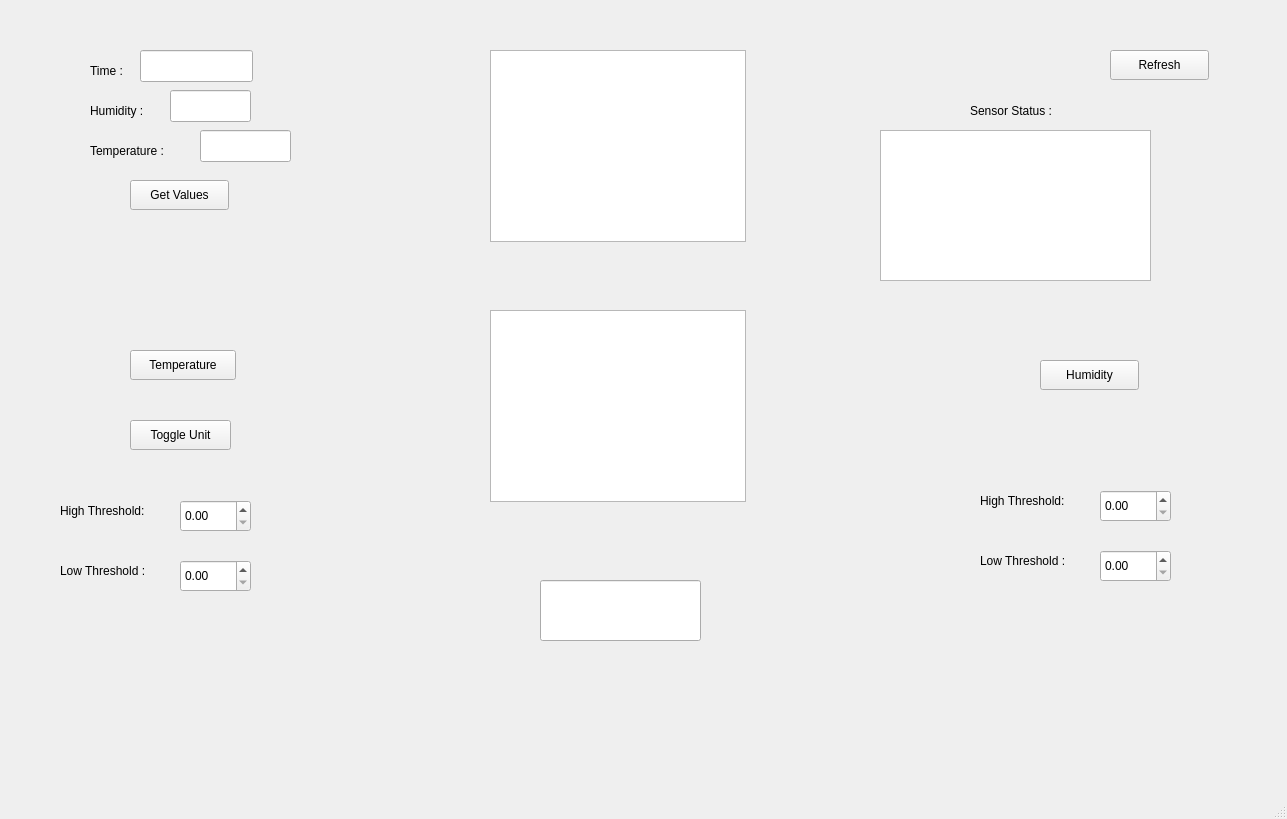
First picture: the form in Project-1/Project1.ui, repository HardikSenjaliya/Embedded_Interfaces_Design, before the edit.
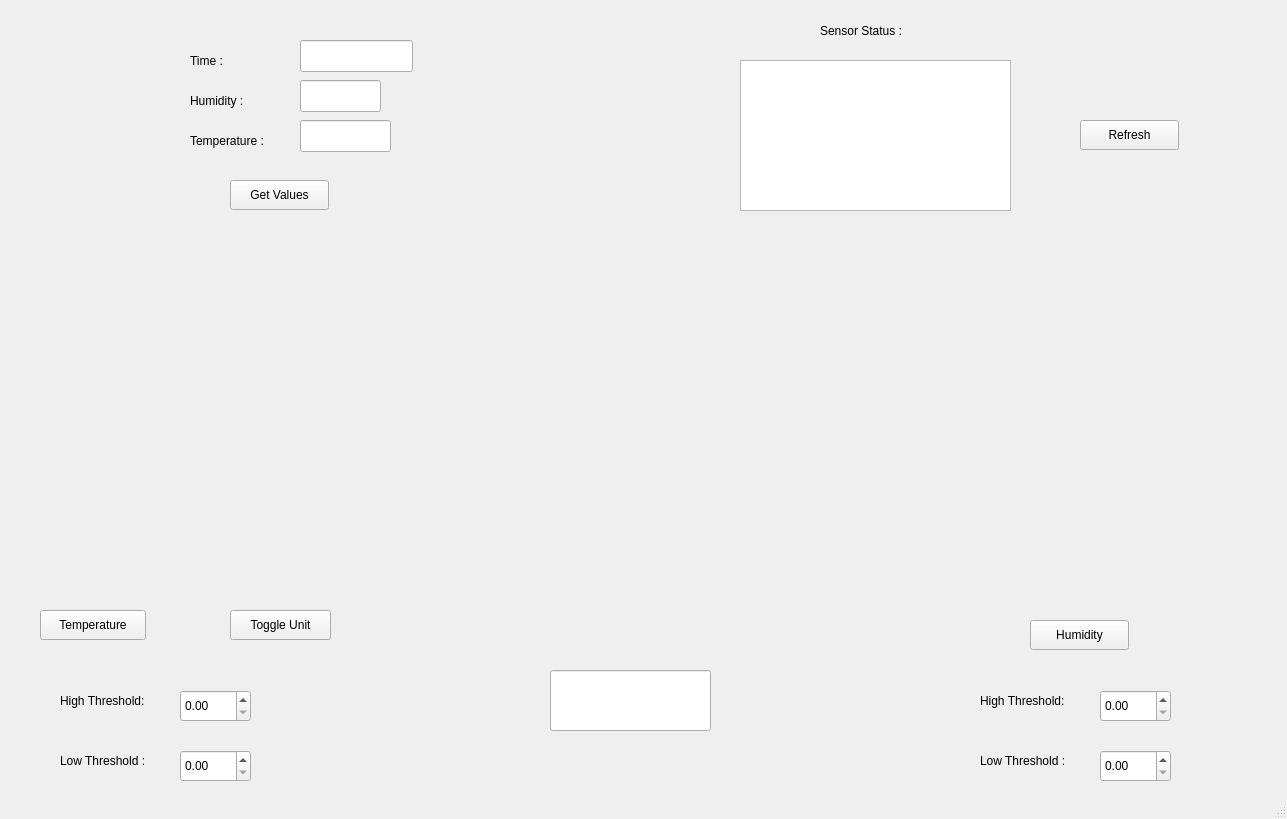
Second picture: the form after the edit. Custom widgets are drawn as their Qt base class.

What changed in the file:
```diff
--- a/Project-1/Project1.ui
+++ b/Project-1/Project1.ui
@@ -23,53 +23,11 @@
    <string notr="true"/>
   </property>
   <widget class="QWidget" name="centralwidget">
-   <widget class="QPushButton" name="getvalb">
-    <property name="geometry">
-     <rect>
-      <x>130</x>
-      <y>180</y>
-      <width>99</width>
-      <height>30</height>
-     </rect>
-    </property>
-    <property name="text">
-     <string>Get Values</string>
-    </property>
-   </widget>
-   <widget class="QLabel" name="Humlabel">
-    <property name="geometry">
-     <rect>
-      <x>90</x>
-      <y>100</y>
-      <width>71</width>
-      <height>22</height>
-     </rect>
-    </property>
-    <property name="text">
-     <string>Humidity : </string>
-    </property>
-    <property name="textFormat">
-     <enum>Qt::AutoText</enum>
-    </property>
-   </widget>
-   <widget class="QLabel" name="templabel">
-    <property name="geometry">
-     <rect>
-      <x>90</x>
-      <y>140</y>
-      <width>101</width>
-      <height>22</height>
-     </rect>
-    </property>
-    <property name="text">
-     <string>Temperature :</string>
-    </property>
-   </widget>
    <widget class="QDoubleSpinBox" name="HTtempscroll">
     <property name="geometry">
      <rect>
       <x>180</x>
-      <y>500</y>
+      <y>690</y>
       <width>71</width>
       <height>32</height>
      </rect>
@@ -83,7 +41,7 @@
     <property name="geometry">
      <rect>
       <x>180</x>
-      <y>560</y>
+      <y>750</y>
       <width>71</width>
       <height>32</height>
      </rect>
@@ -93,7 +51,7 @@
     <property name="geometry">
      <rect>
       <x>60</x>
-      <y>500</y>
+      <y>690</y>
       <width>111</width>
       <height>22</height>
      </rect>
@@ -106,7 +64,7 @@
     <property name="geometry">
      <rect>
       <x>60</x>
-      <y>560</y>
+      <y>750</y>
       <width>111</width>
       <height>22</height>
      </rect>
@@ -119,7 +77,7 @@
     <property name="geometry">
      <rect>
       <x>980</x>
-      <y>550</y>
+      <y>750</y>
       <width>111</width>
       <height>22</height>
      </rect>
@@ -132,7 +90,7 @@
     <property name="geometry">
      <rect>
       <x>1100</x>
-      <y>490</y>
+      <y>690</y>
       <width>71</width>
       <height>32</height>
      </rect>
@@ -142,7 +100,7 @@
     <property name="geometry">
      <rect>
       <x>1100</x>
-      <y>550</y>
+      <y>750</y>
       <width>71</width>
       <height>32</height>
      </rect>
@@ -152,7 +110,7 @@
     <property name="geometry">
      <rect>
       <x>980</x>
-      <y>490</y>
+      <y>690</y>
       <width>111</width>
       <height>22</height>
      </rect>
@@ -164,8 +122,8 @@
    <widget class="QPushButton" name="tempbutton">
     <property name="geometry">
      <rect>
-      <x>130</x>
-      <y>350</y>
+      <x>40</x>
+      <y>610</y>
       <width>106</width>
       <height>30</height>
      </rect>
@@ -177,8 +135,8 @@
    <widget class="QPushButton" name="humbutton">
     <property name="geometry">
      <rect>
-      <x>1040</x>
-      <y>360</y>
+      <x>1030</x>
+      <y>620</y>
       <width>99</width>
       <height>30</height>
      </rect>
@@ -187,31 +145,11 @@
      <string>Humidity</string>
     </property>
    </widget>
-   <widget class="QGraphicsView" name="Temperaturegraph">
-    <property name="geometry">
-     <rect>
-      <x>490</x>
-      <y>50</y>
-      <width>256</width>
-      <height>192</height>
-     </rect>
-    </property>
-   </widget>
-   <widget class="QGraphicsView" name="Humiditygraph">
-    <property name="geometry">
-     <rect>
-      <x>490</x>
-      <y>310</y>
-      <width>256</width>
-      <height>192</height>
-     </rect>
-    </property>
-   </widget>
    <widget class="QPushButton" name="refb">
     <property name="geometry">
      <rect>
-      <x>1110</x>
-      <y>50</y>
+      <x>1080</x>
+      <y>120</y>
       <width>99</width>
       <height>30</height>
      </rect>
@@ -220,64 +158,21 @@
      <string>Refresh</string>
     </property>
    </widget>
-   <widget class="QLineEdit" name="humval">
-    <property name="geometry">
-     <rect>
-      <x>170</x>
-      <y>90</y>
-      <width>81</width>
-      <height>32</height>
-     </rect>
-    </property>
-   </widget>
-   <widget class="QLineEdit" name="tempval">
-    <property name="geometry">
-     <rect>
-      <x>200</x>
-      <y>130</y>
-      <width>91</width>
-      <height>32</height>
-     </rect>
-    </property>
-   </widget>
    <widget class="QLineEdit" name="Alarm">
     <property name="geometry">
      <rect>
-      <x>540</x>
-      <y>580</y>
+      <x>550</x>
+      <y>670</y>
       <width>161</width>
       <height>61</height>
      </rect>
     </property>
    </widget>
-   <widget class="QLineEdit" name="lineEdit">
-    <property name="geometry">
-     <rect>
-      <x>140</x>
-      <y>50</y>
-      <width>113</width>
-      <height>32</height>
-     </rect>
-    </property>
-   </widget>
-   <widget class="QLabel" name="label">
-    <property name="geometry">
-     <rect>
-      <x>90</x>
-      <y>60</y>
-      <width>68</width>
-      <height>22</height>
-     </rect>
-    </property>
-    <property name="text">
-     <string>Time :</string>
-    </property>
-   </widget>
    <widget class="QPushButton" name="ctof">
     <property name="geometry">
      <rect>
-      <x>130</x>
-      <y>420</y>
+      <x>230</x>
+      <y>610</y>
       <width>101</width>
       <height>30</height>
      </rect>
@@ -289,8 +184,8 @@
    <widget class="QPlainTextEdit" name="statusedit">
     <property name="geometry">
      <rect>
-      <x>880</x>
-      <y>130</y>
+      <x>740</x>
+      <y>60</y>
       <width>271</width>
       <height>151</height>
      </rect>
@@ -299,8 +194,8 @@
    <widget class="QLabel" name="statuslabel">
     <property name="geometry">
      <rect>
-      <x>970</x>
-      <y>100</y>
+      <x>820</x>
+      <y>20</y>
       <width>111</width>
       <height>22</height>
      </rect>
@@ -309,9 +204,122 @@
      <string>Sensor Status :</string>
     </property>
    </widget>
+   <widget class="QLineEdit" name="lineEdit">
+    <property name="geometry">
+     <rect>
+      <x>300</x>
+      <y>40</y>
+      <width>113</width>
+      <height>32</height>
+     </rect>
+    </property>
+   </widget>
+   <widget class="QLabel" name="Humlabel">
+    <property name="geometry">
+     <rect>
+      <x>190</x>
+      <y>90</y>
+      <width>71</width>
+      <height>22</height>
+     </rect>
+    </property>
+    <property name="text">
+     <string>Humidity : </string>
+    </property>
+    <property name="textFormat">
+     <enum>Qt::AutoText</enum>
+    </property>
+   </widget>
+   <widget class="QPushButton" name="getvalb">
+    <property name="geometry">
+     <rect>
+      <x>230</x>
+      <y>180</y>
+      <width>99</width>
+      <height>30</height>
+     </rect>
+    </property>
+    <property name="text">
+     <string>Get Values</string>
+    </property>
+   </widget>
+   <widget class="QLabel" name="templabel">
+    <property name="geometry">
+     <rect>
+      <x>190</x>
+      <y>130</y>
+      <width>101</width>
+      <height>22</height>
+     </rect>
+    </property>
+    <property name="text">
+     <string>Temperature :</string>
+    </property>
+   </widget>
+   <widget class="QLineEdit" name="tempval">
+    <property name="geometry">
+     <rect>
+      <x>300</x>
+      <y>120</y>
+      <width>91</width>
+      <height>32</height>
+     </rect>
+    </property>
+   </widget>
+   <widget class="QLineEdit" name="humval">
+    <property name="geometry">
+     <rect>
+      <x>300</x>
+      <y>80</y>
+      <width>81</width>
+      <height>32</height>
+     </rect>
+    </property>
+   </widget>
+   <widget class="QLabel" name="label">
+    <property name="geometry">
+     <rect>
+      <x>190</x>
+      <y>50</y>
+      <width>68</width>
+      <height>22</height>
+     </rect>
+    </property>
+    <property name="text">
+     <string>Time :</string>
+    </property>
+   </widget>
+   <widget class="MplWidget" name="widget" native="true">
+    <property name="geometry">
+     <rect>
+      <x>20</x>
+      <y>269</y>
+      <width>611</width>
+      <height>311</height>
+     </rect>
+    </property>
+   </widget>
+   <widget class="MplWidget" name="widget_2" native="true">
+    <property name="geometry">
+     <rect>
+      <x>710</x>
+      <y>270</y>
+      <width>561</width>
+      <height>311</height>
+     </rect>
+    </property>
+   </widget>
   </widget>
   <widget class="QStatusBar" name="statusbar"/>
  </widget>
+ <customwidgets>
+  <customwidget>
+   <class>MplWidget</class>
+   <extends>QWidget</extends>
+   <header>mplwidget.h</header>
+   <container>1</container>
+  </customwidget>
+ </customwidgets>
  <resources/>
  <connections/>
 </ui>
```
